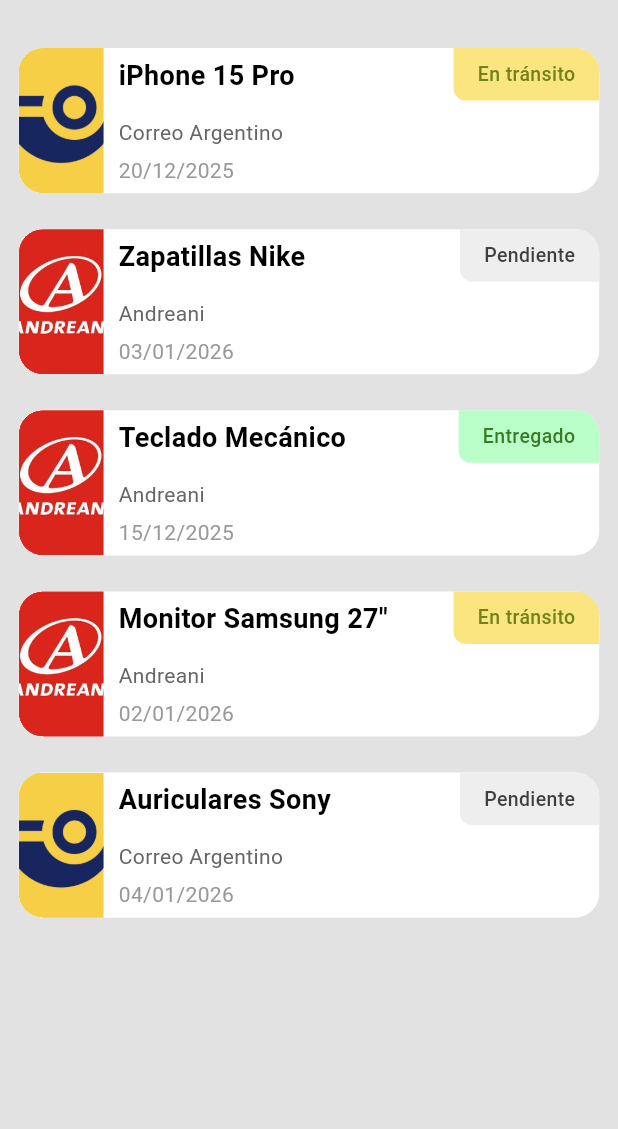
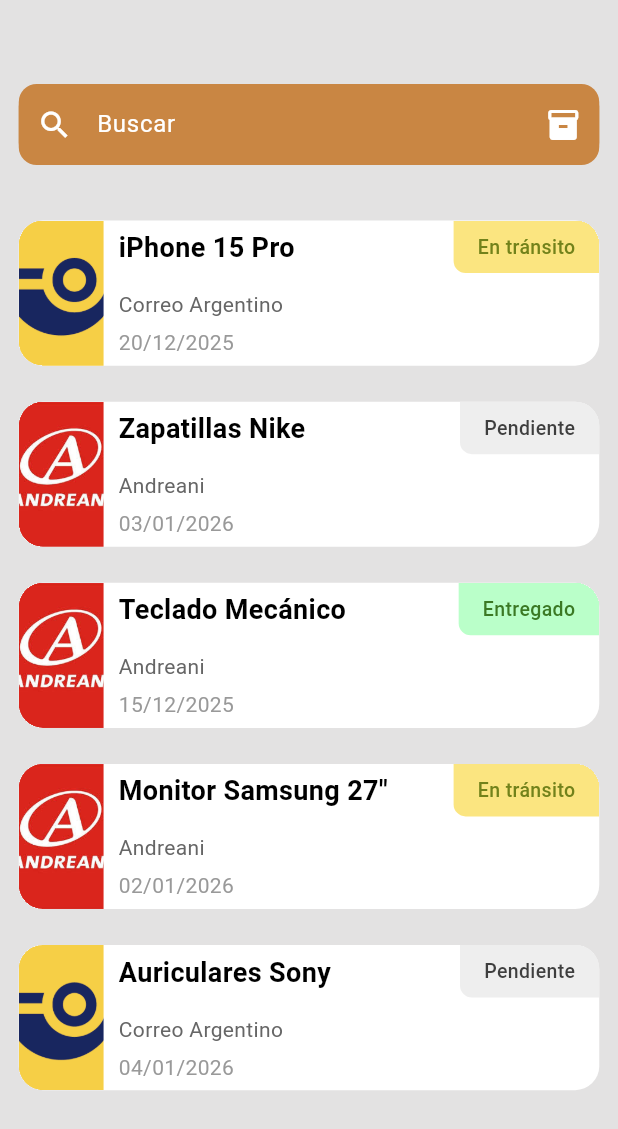
Before and after one commit to andyargg/rastroMobile, a Flutter app: the HomePage screen opened directly, on a phone screen of 412 x 824 dp. Shown: the top 1129 px of the screen. Run offline on Flutter 3.47's test engine with Material 3 defaults, Android fonts, the light colour scheme and no system bars; our stand-ins replace auto_route.

Commit message:
Search bar + frontend WIP

```diff
--- a/lib/views/screens/home/home.dart
+++ b/lib/views/screens/home/home.dart
@@ -1,5 +1,6 @@
 import 'package:flutter/material.dart';
 import 'package:rastro/models/shipping.dart';
+import 'package:rastro/views/screens/home/widgets/search_bar_card.dart';
 import 'package:rastro/views/screens/home/widgets/shipping_card_builder.dart';
 
 class HomePage extends StatefulWidget {
@@ -16,9 +17,12 @@
 }
 
 class _HomePage extends State<HomePage> {
+    late List<Shipping> _filteredShippings;
+
     @override
     initState() {
         super.initState();
+        _filteredShippings = widget.shippings;
     }
     @override
     dispose() {
@@ -29,7 +33,44 @@
     Widget build(BuildContext context) {
         return Scaffold(
           backgroundColor: Color(0xFFE3E2E2),
-          body: ShippingCardBuilder(shippings: widget.shippings)
+          body: SafeArea(
+            child: Column(
+              children: [
+                Padding(
+                  padding: const EdgeInsets.fromLTRB(12.5, 56, 12.5, 5),
+                  child: Container(
+                    decoration: BoxDecoration(
+                      color: Color(0xFFC98643),
+                      borderRadius: BorderRadius.all(Radius.circular(15)),
+                    ),
+                    child: SearchBarCard(
+                      onSearchChanged: _filterShippings,
+                    ),
+                  ),
+                ),
+                Expanded(
+                  child: ShippingCardBuilder(shippings: _filteredShippings)
+                ),
+              ],
+            ),
+          )
         );
     }
+
+    void _filterShippings(String query){
+      setState(() {
+        if (query.isEmpty) {
+          _filteredShippings = widget.shippings;
+        } else {
+          final lowerQuery = query.toLowerCase();
+
+          _filteredShippings = widget.shippings.where((shipping) {
+            final productMatch = shipping.productName.toLowerCase().contains(lowerQuery);
+            final courierMatch = shipping.courier.toLowerCase().contains(lowerQuery);
+
+            return productMatch || courierMatch;
+          }).toList();
+        }
+      });
+    }
 }
--- /dev/null
+++ b/lib/views/screens/home/widgets/search_bar_card.dart
@@ -0,0 +1,69 @@
+import 'package:flutter/material.dart';
+
+class SearchBarCard extends StatefulWidget {
+final ValueChanged<String> onSearchChanged;
+
+  const SearchBarCard({
+    super.key,
+    required this.onSearchChanged
+  });
+
+  @override
+  State<SearchBarCard> createState() => _SearchBarCardState();
+}
+
+
+class _SearchBarCardState extends State<SearchBarCard> {
+  final TextEditingController _controller = TextEditingController();
+
+  @override
+  void initState() {
+    super.initState();
+    _controller.addListener(() => setState(() {}));
+  }
+
+  @override
+  void dispose() {
+    _controller.dispose();
+    super.dispose();
+  }
+
+
+  @override
+  Widget build(BuildContext context) {
+    return TextField(
+      controller: _controller,
+      onChanged: widget.onSearchChanged,
+      decoration: InputDecoration(
+        hintText: 'Buscar',
+        hintStyle: TextStyle(
+          color: Color(0xFFFFFFFF)
+        ),
+        prefixIcon: const Icon(
+          Icons.search,
+          color: Color(0xFFFFFFFF),
+        ),
+        suffixIcon: _controller.text.isNotEmpty
+          ? IconButton(
+            icon: const Icon(Icons.clear),
+            color: Color(0xFFFFFFFF),
+            onPressed: () {
+              _controller.clear();
+              widget.onSearchChanged('');
+            },
+          )
+          : const Icon(
+            Icons.inventory_2,
+            color: Color(0xFFFFFFFF),
+          ),
+        filled: true,
+        fillColor: Color(0xFFC98643),
+        contentPadding: const EdgeInsets.symmetric(horizontal: 16, vertical: 15),
+        border: OutlineInputBorder(
+          borderRadius: BorderRadius.circular(12),
+          borderSide: BorderSide.none,
+        ),
+      )
+    );
+  }
+}
```
Also changed, not shown: lib/main.dart (+1 -6 lines), 1 other file.
